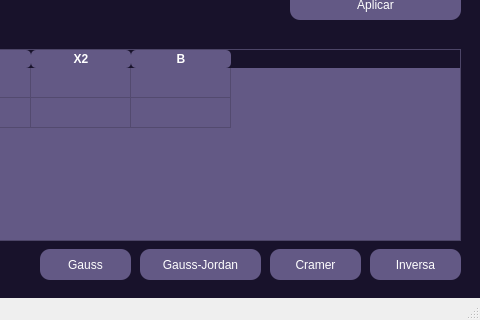
The window that ingresarmatriz.ui (Jaiderdev123/MathQuest-Solver) describes before a commit, drawn with Qt 5; both pictures show x 130 to 610 and y 81 to 401 of the 610 by 401 pixel window.
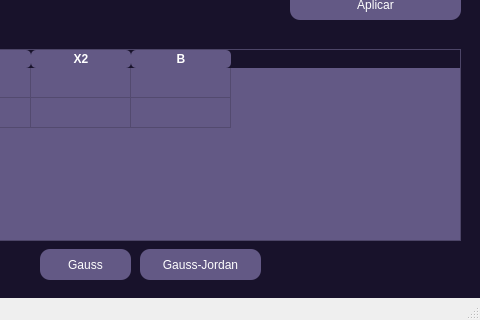
The same window after the commit.

What changed in the file:
```diff
--- a/ingresarmatriz.ui
+++ b/ingresarmatriz.ui
@@ -261,44 +261,6 @@
       <string>Gauss-Jordan</string>
      </property>
     </widget>
-    <widget class="QPushButton" name="resolverCramer">
-     <property name="geometry">
-      <rect>
-       <x>410</x>
-       <y>330</y>
-       <width>91</width>
-       <height>31</height>
-      </rect>
-     </property>
-     <property name="styleSheet">
-      <string notr="true">background-color:rgb(99, 89, 133);
-font: 900 12pt &quot;Segoe UI Black&quot;;
-color: rgb(255, 255, 255);
-border-radius: 10px;</string>
-     </property>
-     <property name="text">
-      <string>Cramer</string>
-     </property>
-    </widget>
-    <widget class="QPushButton" name="resolverInversa">
-     <property name="geometry">
-      <rect>
-       <x>510</x>
-       <y>330</y>
-       <width>91</width>
-       <height>31</height>
-      </rect>
-     </property>
-     <property name="styleSheet">
-      <string notr="true">background-color:rgb(99, 89, 133);
-font: 900 12pt &quot;Segoe UI Black&quot;;
-color: rgb(255, 255, 255);
-border-radius: 10px;</string>
-     </property>
-     <property name="text">
-      <string>Inversa</string>
-     </property>
-    </widget>
    </widget>
   </widget>
   <widget class="QStatusBar" name="statusbar"/>
```
